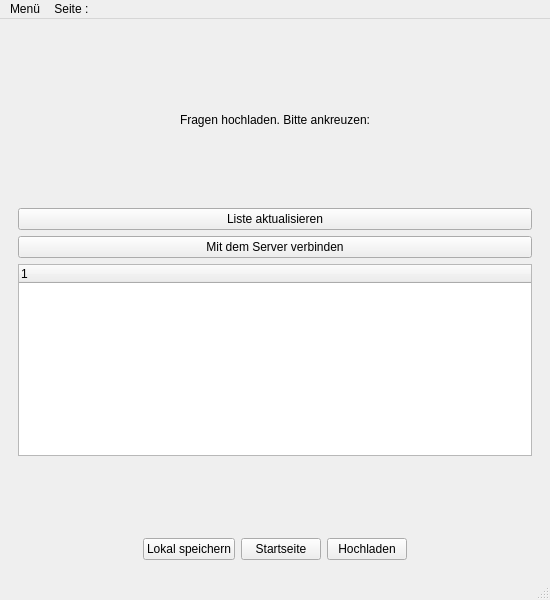
The window that devLernapp/lernapp.ui (sterniR/LernApp) describes before a commit, drawn with Qt 5.
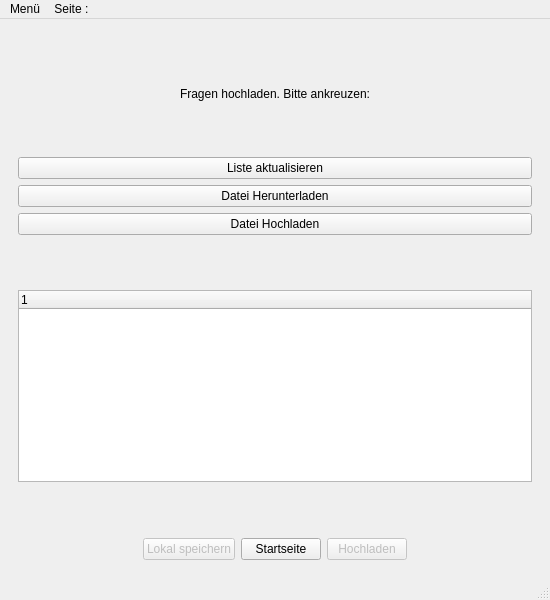
The same window after the commit.

The edit to the form file:
```diff
--- a/devLernapp/lernapp.ui
+++ b/devLernapp/lernapp.ui
@@ -716,10 +716,30 @@
           <item>
            <widget class="QPushButton" name="button4_4">
             <property name="text">
-             <string>Mit dem Server verbinden</string>
+             <string>Datei Herunterladen</string>
             </property>
            </widget>
           </item>
+          <item>
+           <widget class="QPushButton" name="button4_6">
+            <property name="text">
+             <string>Datei Hochladen</string>
+            </property>
+           </widget>
+          </item>
+          <item>
+           <spacer name="verticalSpacer_10">
+            <property name="orientation">
+             <enum>Qt::Orientation::Vertical</enum>
+            </property>
+            <property name="sizeHint" stdset="0">
+             <size>
+              <width>20</width>
+              <height>40</height>
+             </size>
+            </property>
+           </spacer>
+          </item>
           <item>
            <layout class="QHBoxLayout" name="horizontalLayout_11">
             <item>
@@ -763,6 +783,9 @@
             </item>
             <item>
              <widget class="QPushButton" name="button4_1">
+              <property name="enabled">
+               <bool>false</bool>
+              </property>
               <property name="text">
                <string>Lokal speichern</string>
               </property>
@@ -777,6 +800,9 @@
             </item>
             <item>
              <widget class="QPushButton" name="button4_3">
+              <property name="enabled">
+               <bool>false</bool>
+              </property>
               <property name="text">
                <string>Hochladen</string>
               </property>
```
